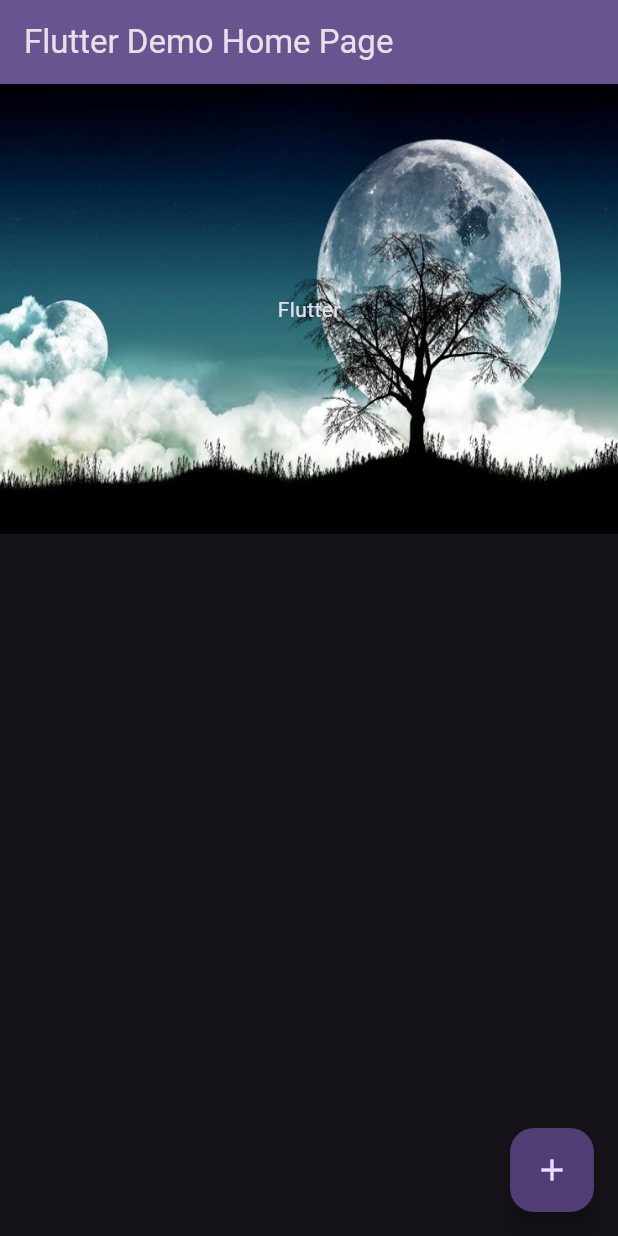
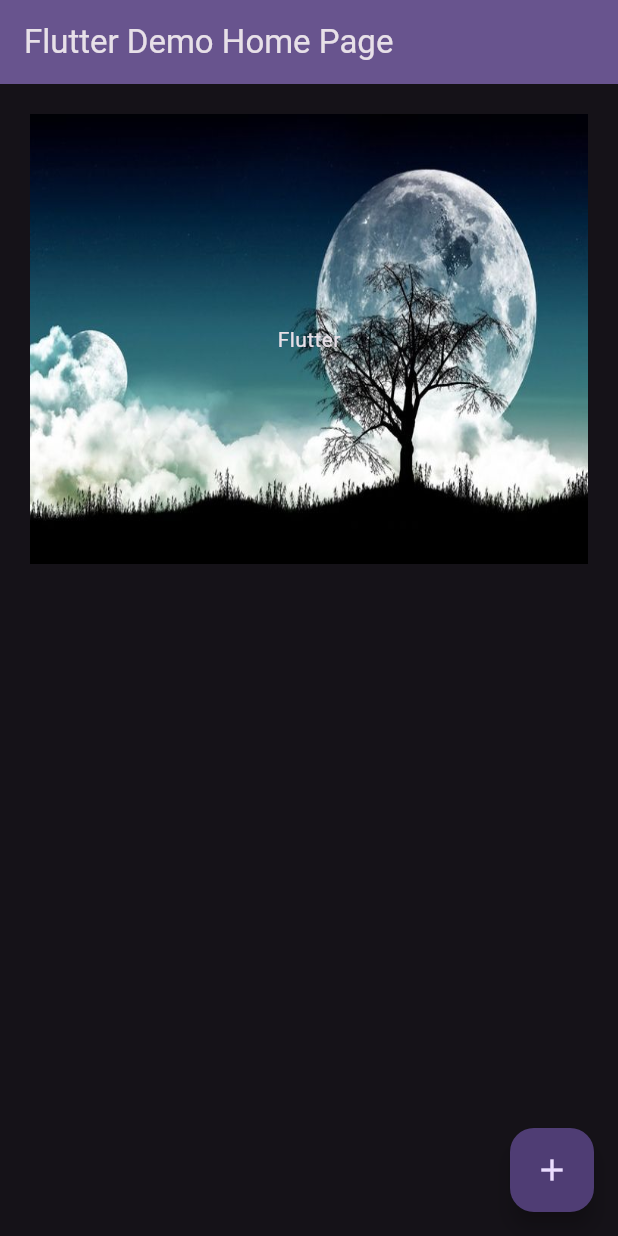
Before and after one commit to DhananjayaBandara/flutterApplication, a Flutter app: the screen it shows after launch, on a phone screen of 412 x 824 dp. Run offline on Flutter 3.47's test engine with Material 3 defaults, Android fonts, the phone set to English and light mode, and no system bars.

Commit message:
Add a padding widget to the stack.

```diff
--- a/flutter_app/lib/main.dart
+++ b/flutter_app/lib/main.dart
@@ -98,7 +98,9 @@ class _MyHomePageState extends State<MyHomePage> {
         // the App.build method, and use it to set our appbar title.
         title: Text(widget.title),
       ),
-      body: Stack(
+      body: Padding(
+        padding: const EdgeInsets.all(20.0),
+        child: Stack(
           children: [
             Image.asset(
               'assets/images/wallpaper2.jpg',
@@ -108,6 +110,7 @@ class _MyHomePageState extends State<MyHomePage> {
             SizedBox(height: 300, child: Center(child: Text('Flutter'))),
           ],
         ),
+      ),
       floatingActionButton: FloatingActionButton(
         onPressed: _incrementCounter,
         tooltip: 'Increment',
```
Lines whose indentation alone changed are shown as unchanged.
